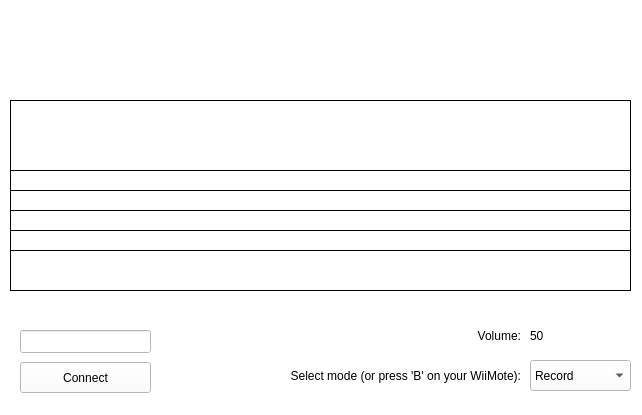
First picture: the form in Final/final.ui, repository FelixKalley/reaction-test, before the edit.
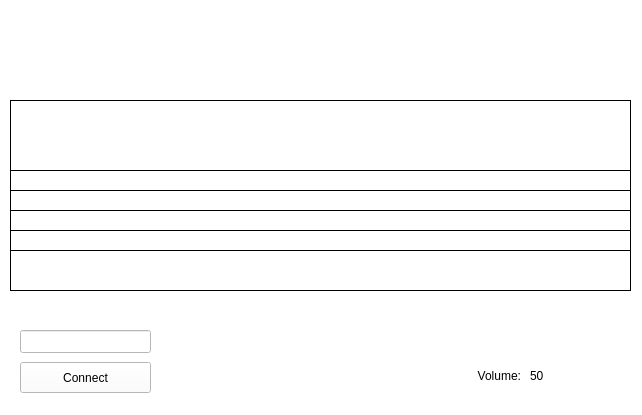
Second picture: the form after the edit. Icons and pictures are not drawn.

What changed in the file:
```diff
--- a/Final/final.ui
+++ b/Final/final.ui
@@ -187,47 +187,6 @@
     <string/>
    </property>
   </widget>
-  <widget class="QComboBox" name="modeComboBox">
-   <property name="geometry">
-    <rect>
-     <x>530</x>
-     <y>360</y>
-     <width>101</width>
-     <height>31</height>
-    </rect>
-   </property>
-   <item>
-    <property name="text">
-     <string>Record</string>
-    </property>
-   </item>
-   <item>
-    <property name="text">
-     <string>Play</string>
-    </property>
-   </item>
-   <item>
-    <property name="text">
-     <string>Volume</string>
-    </property>
-   </item>
-  </widget>
-  <widget class="QLabel" name="label_3">
-   <property name="geometry">
-    <rect>
-     <x>230</x>
-     <y>360</y>
-     <width>291</width>
-     <height>31</height>
-    </rect>
-   </property>
-   <property name="text">
-    <string>Select mode (or press 'B' on your WiiMote):</string>
-   </property>
-   <property name="alignment">
-    <set>Qt::AlignRight|Qt::AlignTrailing|Qt::AlignVCenter</set>
-   </property>
-  </widget>
   <widget class="QLabel" name="label_4">
    <property name="geometry">
     <rect>
@@ -255,7 +214,7 @@
    <property name="geometry">
     <rect>
      <x>440</x>
-     <y>320</y>
+     <y>360</y>
      <width>81</width>
      <height>31</height>
     </rect>
@@ -271,7 +230,7 @@
    <property name="geometry">
     <rect>
      <x>530</x>
-     <y>320</y>
+     <y>360</y>
      <width>101</width>
      <height>31</height>
     </rect>
```
Left out of the diff: 2 changed lines with no effect on the pictures.
